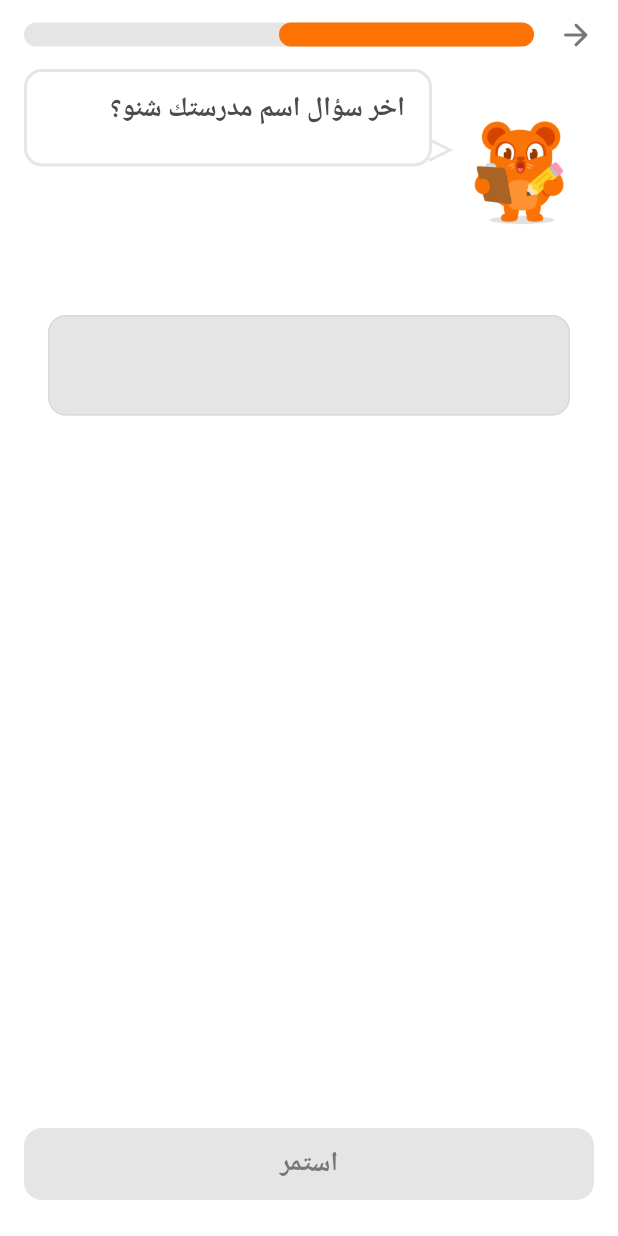
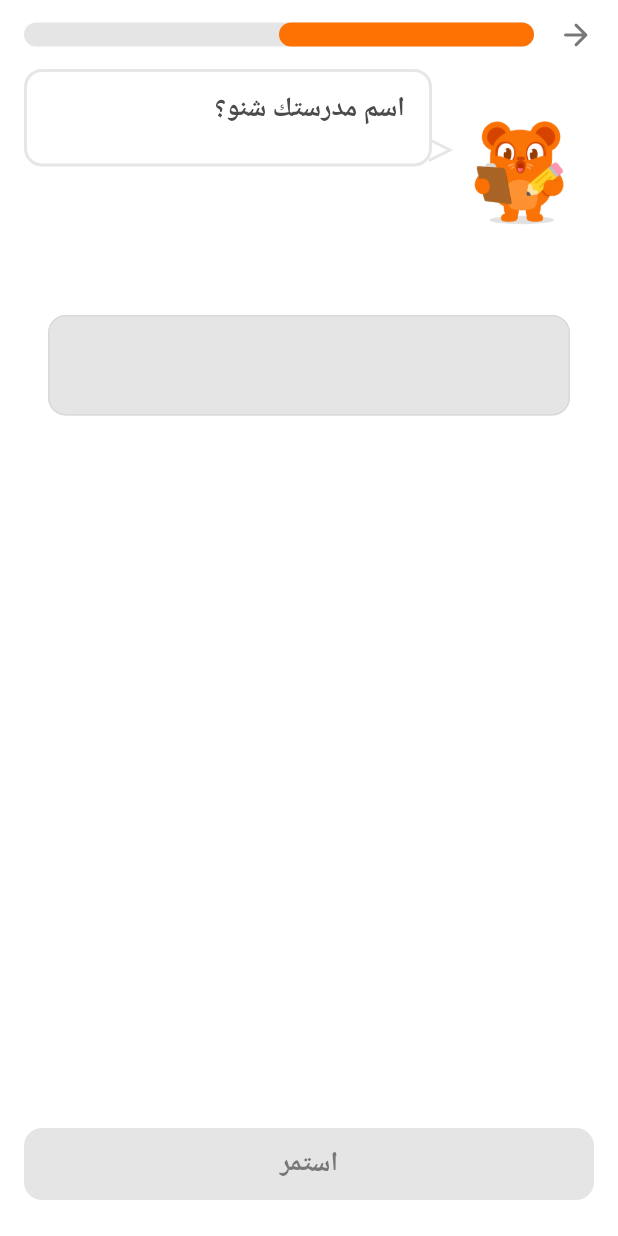
Before and after one commit to Modather22222/haffar, a Flutter app: the OnboardingEightScreen screen opened directly, on a phone screen of 412 x 824 dp. Run offline on Flutter 3.47's test engine with Material 3 defaults, Android fonts, the phone set to English and light mode, and no system bars; our stand-ins replace audioplayers, firebase_core, firebase_messaging, flutter_local_notifications, flutter_svg, go_router and 4 more; accounts and stored records are empty; network calls fail.

Commit message:
feat: onboarding copy polish (question count, school & email bubbles)

```diff
--- a/lib/screens/onboarding_eight_screen.dart
+++ b/lib/screens/onboarding_eight_screen.dart
@@ -65,7 +65,7 @@ class _OnboardingEightScreenState extends State<OnboardingEightScreen> {
                       const Expanded(
                         child: HaffarSpeechBubble(
                           tailPosition: BubbleTailPosition.bottomRight,
-                          message: 'اخر سؤال اسم مدرستك شنو؟',
+                          message: 'اسم مدرستك شنو؟',
                         ),
                       ),
                     ],
--- a/lib/screens/onboarding_fourteen_screen.dart
+++ b/lib/screens/onboarding_fourteen_screen.dart
@@ -123,7 +123,7 @@ class _OnboardingFourteenScreenState extends State<OnboardingFourteenScreen> {
                     const SizedBox(height: 24),
                     const HaffarSpeechBubble(
                       message:
-                          'بعتنا لك رابط تأكيد على إيميلك — افتحه عشان نفعّل حسابك',
+                          'رسلنا رابط تأكيد على إيميلك — افتحو عشان نفعّل حسابك',
                       tailPosition: BubbleTailPosition.center,
                     ),
                     const SizedBox(height: 32),
--- a/lib/screens/onboarding_three_screen.dart
+++ b/lib/screens/onboarding_three_screen.dart
@@ -40,7 +40,7 @@ class OnboardingThreeScreen extends StatelessWidget {
                                 ),
                               ),
                               TextSpan(
-                                text: '5 أسئلة سريعة',
+                                text: '9 أسئلة سريعة',
                                 style: TextStyle(
                                   fontFamily: 'DIN2014Rounded',
                                   fontSize: 18,
```
